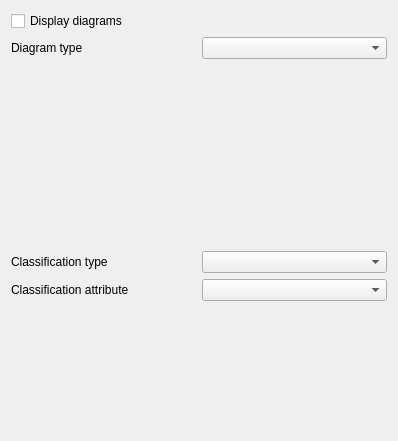
Old version of the form qgis/src/plugins/diagram_overlay/qgsdiagramdialogbase.ui in the repository sourcepole/qgis.
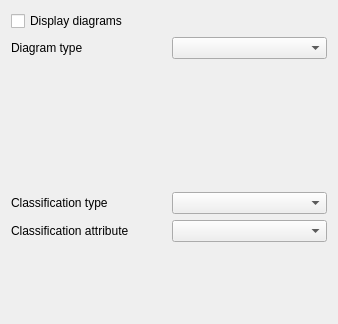
New version of the form.

Commit message: UI tidy ups

Patch:
```diff
--- a/qgis/src/plugins/diagram_overlay/qgsdiagramdialogbase.ui
+++ b/qgis/src/plugins/diagram_overlay/qgsdiagramdialogbase.ui
@@ -6,8 +6,8 @@
    <rect>
     <x>0</x>
     <y>0</y>
-    <width>398</width>
-    <height>441</height>
+    <width>338</width>
+    <height>324</height>
    </rect>
   </property>
   <property name="windowTitle">
```
The commit also changes 3 other files.
